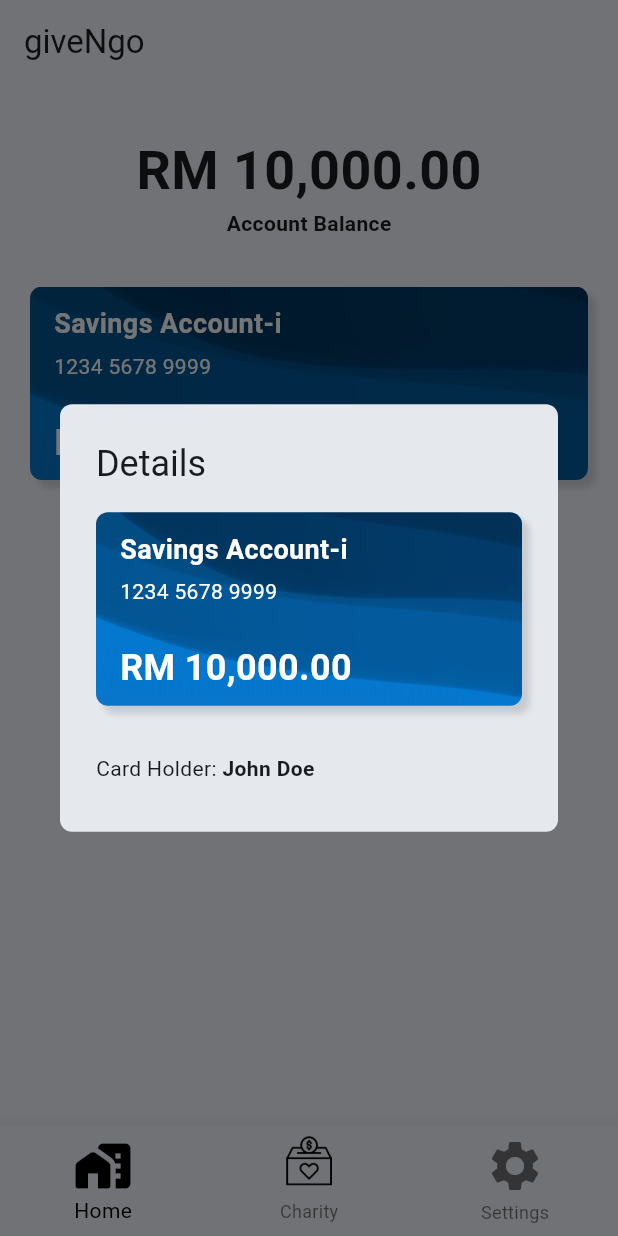
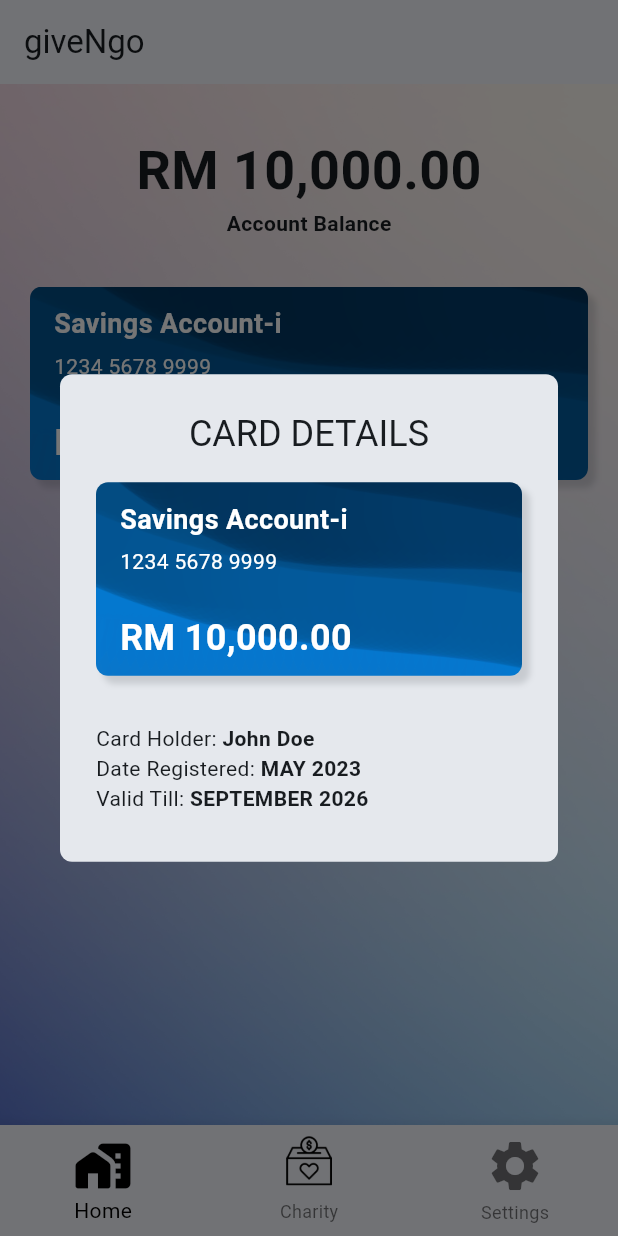
Before and after one commit to spaaacy/give-now, a Flutter app: the screen it shows after launch, after a tap on "Savings Account-i", on a phone screen of 412 x 824 dp. Run offline on Flutter 3.47's test engine with Material 2 defaults, Android fonts, the phone set to English and light mode, and no system bars; our stand-ins replace google_fonts.

Commit message:
chore: UI improvements

```diff
--- a/lib/ui/home_page/home_page.dart
+++ b/lib/ui/home_page/home_page.dart
@@ -13,7 +13,19 @@ class HomePage extends StatelessWidget {
     final state = context.watch<HomePageState>();
     final accBal = state.formattedAccountBalance;
 
-    return Column(
+    return Container(
+      width: MediaQuery.of(context).size.width,
+      height: MediaQuery.of(context).size.height * 1,
+      decoration: BoxDecoration(
+        color: Colors.white10,
+        image: DecorationImage(
+          fit: BoxFit.fill,
+          image: Image.asset(
+            'assets/bg-2.png',
+          ).image,
+        ),
+      ),
+      child: Column(
         mainAxisAlignment: MainAxisAlignment.start,
         children: [
           Padding(
@@ -50,14 +62,17 @@ class HomePage extends StatelessWidget {
                                   shape: RoundedRectangleBorder(
                                     borderRadius: BorderRadius.circular(8.0),
                                   ),
-                                title: Text('Details'),
+                                  title: const Text(
+                                    'CARD DETAILS',
+                                    textAlign: TextAlign.center,
+                                  ),
                                   content: Column(
                                     mainAxisSize: MainAxisSize.min,
                                     children: [
                                       BankCard(
                                         accBal: accBal,
                                       ),
-                                    Padding(
+                                      const Padding(
                                         padding: EdgeInsetsDirectional.fromSTEB(
                                             0, 32, 0, 8),
                                         child: Column(
@@ -68,6 +83,28 @@ class HomePage extends StatelessWidget {
                                                 Text("Card Holder: "),
                                                 Text(
                                                   "John Doe",
+                                                  style: TextStyle(
+                                                    fontWeight: FontWeight.bold,
+                                                  ),
+                                                )
+                                              ],
+                                            ),
+                                            Row(
+                                              children: [
+                                                Text("Date Registered: "),
+                                                Text(
+                                                  "MAY 2023",
+                                                  style: TextStyle(
+                                                    fontWeight: FontWeight.bold,
+                                                  ),
+                                                )
+                                              ],
+                                            ),
+                                            Row(
+                                              children: [
+                                                Text("Valid Till: "),
+                                                Text(
+                                                  "SEPTEMBER 2026",
                                                   style: TextStyle(
                                                     fontWeight: FontWeight.bold,
                                                   ),
@@ -88,7 +125,11 @@ class HomePage extends StatelessWidget {
                           )))
                 ],
               )),
+          // FloatingActionButton(onPressed: () {
+          //   state.addToBalance(1);
+          // })
         ],
+      ),
     );
   }
 }
```
Also changed, not shown: assets/bg-1.png (added), assets/bg-2.png (added). Lines whose indentation alone changed are shown as unchanged.
